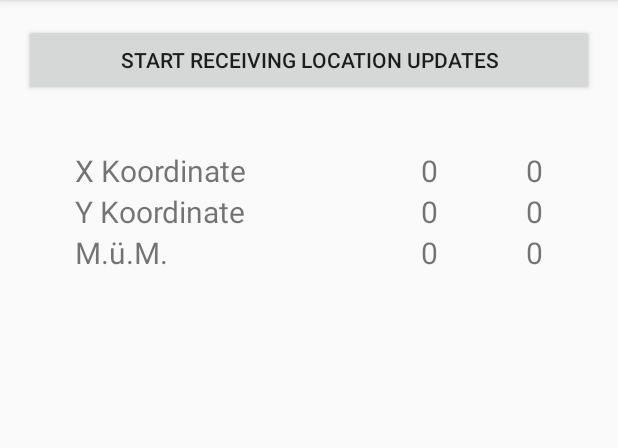
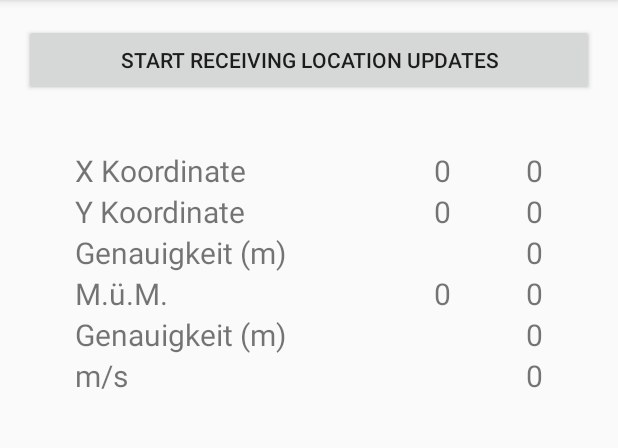
Before and after one commit to Niederb/altitool, an Android app: the screen it shows after launch (MainActivity), on a phone screen of 412 x 824 dp, the part 84-532 px from its top. Run offline under Robolectric (Android 15) with nearby library versions, the phone set to English and light mode, and no system bars; 2 statements that could not run were skipped.

Commit message:
Show more information

```diff
--- a/base/src/main/java/ch/niederb/altitool/MainActivity.kt
+++ b/base/src/main/java/ch/niederb/altitool/MainActivity.kt
@@ -308,14 +308,22 @@ class MainActivity : AppCompatActivity(), SharedPreferences.OnSharedPreferenceCh
 
             if (location != null) {
                 val chCoordinates = convertCoordinates(location)
-                val integerFormat = DecimalFormat("####")
-                val df = DecimalFormat("####.##")
+                val integerFormat = DecimalFormat("###")
+                val decimalFormat = DecimalFormat("000.00")
+
                 findViewById<TextView>(R.id.xKm).text = integerFormat.format(chCoordinates.x / 1000)
                 findViewById<TextView>(R.id.yKm).text = integerFormat.format(chCoordinates.y / 1000)
                 findViewById<TextView>(R.id.zKm).text = integerFormat.format(chCoordinates.z / 1000)
-                findViewById<TextView>(R.id.xMeter).text = df.format(chCoordinates.x)
-                findViewById<TextView>(R.id.yMeter).text = df.format(chCoordinates.y)
-                findViewById<TextView>(R.id.zMeter).text = df.format(chCoordinates.z)
+
+
+                findViewById<TextView>(R.id.xMeter).text = decimalFormat.format(chCoordinates.x % 1000)
+                findViewById<TextView>(R.id.yMeter).text = decimalFormat.format(chCoordinates.y % 1000)
+                findViewById<TextView>(R.id.zMeter).text = decimalFormat.format(chCoordinates.z % 1000)
+
+                findViewById<TextView>(R.id.accuracyMeter).text = decimalFormat.format(location.accuracy)
+                //findViewById<TextView>(R.id.altitudeAccuracyMeter).text = decimalFormat.format(location.verticalAccuracyMeters)
+
+                findViewById<TextView>(R.id.speedMeter).text = decimalFormat.format(location.speed)
             }
         }
     }
--- a/base/src/main/res/layout/activity_main.xml
+++ b/base/src/main/res/layout/activity_main.xml
@@ -126,6 +126,36 @@
 
         <TableRow
             android:layout_width="match_parent"
+            android:layout_height="match_parent">
+
+            <TextView
+                android:id="@+id/accuracyLabel"
+                android:layout_width="wrap_content"
+                android:layout_height="wrap_content"
+                android:layout_weight="1"
+                android:text="Genauigkeit (m)"
+                android:textSize="20sp" />
+
+            <TextView
+                android:id="@+id/accuracyKm"
+                android:layout_width="wrap_content"
+                android:layout_height="wrap_content"
+                android:layout_weight="1"
+                android:textAlignment="textEnd"
+                android:textSize="20sp" />
+
+            <TextView
+                android:id="@+id/accuracyMeter"
+                android:layout_width="wrap_content"
+                android:layout_height="wrap_content"
+                android:layout_weight="1"
+                android:text="0"
+                android:textAlignment="textEnd"
+                android:textSize="20sp" />
+        </TableRow>
+
+        <TableRow
+            android:layout_width="match_parent"
             android:layout_height="match_parent" >
 
             <TextView
@@ -155,6 +185,67 @@
                 android:textSize="20sp" />
         </TableRow>
 
+
+        <TableRow
+            android:layout_width="match_parent"
+            android:layout_height="match_parent">
+
+            <TextView
+                android:id="@+id/altitudeAccuracyLabel"
+                android:layout_width="wrap_content"
+                android:layout_height="wrap_content"
+                android:layout_weight="1"
+                android:text="Genauigkeit (m)"
+                android:textSize="20sp" />
+
+            <TextView
+                android:id="@+id/altitudeAccuracyKm"
+                android:layout_width="wrap_content"
+                android:layout_height="wrap_content"
+                android:layout_weight="1"
+                android:textAlignment="textEnd"
+                android:textSize="20sp" />
+
+            <TextView
+                android:id="@+id/altitudeAccuracyMeter"
+                android:layout_width="wrap_content"
+                android:layout_height="wrap_content"
+                android:layout_weight="1"
+                android:text="0"
+                android:textAlignment="textEnd"
+                android:textSize="20sp" />
+        </TableRow>
+
+        <TableRow
+            android:layout_width="match_parent"
+            android:layout_height="match_parent">
+
+            <TextView
+                android:id="@+id/speedLabel"
+                android:layout_width="wrap_content"
+                android:layout_height="wrap_content"
+                android:layout_weight="1"
+                android:text="m/s"
+                android:textSize="20sp" />
+
+            <TextView
+                android:id="@+id/speedDummy"
+                android:layout_width="wrap_content"
+                android:layout_height="wrap_content"
+                android:layout_weight="1"
+                android:textAlignment="textEnd"
+                android:textSize="20sp" />
+
+            <TextView
+                android:id="@+id/speedMeter"
+                android:layout_width="wrap_content"
+                android:layout_height="wrap_content"
+                android:layout_weight="1"
+                android:text="0"
+                android:textAlignment="textEnd"
+                android:textSize="20sp" />
+        </TableRow>
+
     </TableLayout>
 
 </androidx.constraintlayout.widget.ConstraintLayout>
```
